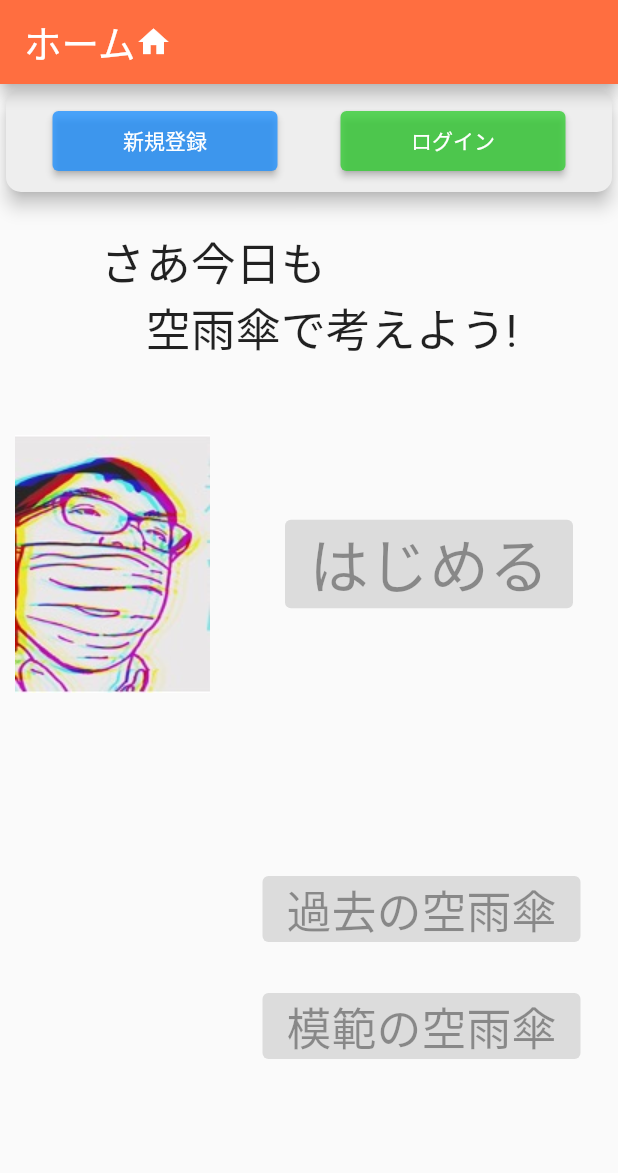
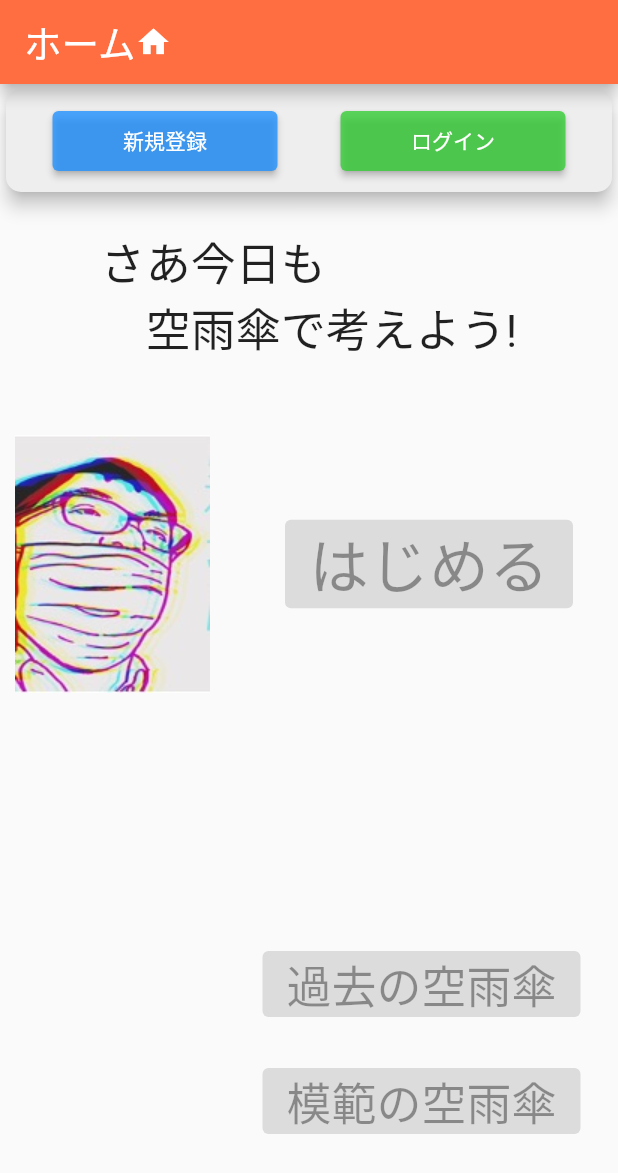
Before and after one commit to kkhassou/toyidea_smartphone_app, a Flutter app: the screen it shows after launch, on a phone screen of 412 x 824 dp. Shown: the top 1173 px of the screen. Run offline on Flutter 3.47's test engine with Material 2 defaults, Android fonts, the light colour scheme and no system bars; our stand-ins replace firebase_auth, firebase_core; missing offline and left inert: dart:ffi; accounts and stored records are empty.

Commit message:
少し修正

```diff
--- a/lib/presentation/home/home_page.dart
+++ b/lib/presentation/home/home_page.dart
@@ -15,7 +15,6 @@ class HomePage extends StatefulWidget {
 }
 
 class _HomePageState extends State<HomePage> {
-  bool loginFlag = false;
   double? underbutton_from_top;
   double? uppertitle_from_top;
   @override
@@ -25,16 +24,16 @@ class _HomePageState extends State<HomePage> {
     double screenWidth = MediaQuery.of(context).size.width;
     double rightEdgePosition = screenWidth - rightPadding;
     User? user;
-    if (loginFlag) {
-      underbutton_from_top = 170.0;
-    } else {
-      underbutton_from_top = 120.0;
-    }
     return StreamBuilder<User?>(
         stream: _auth.authStateChanges(),
         builder: (BuildContext context, AsyncSnapshot<User?> snapshot) {
           if (snapshot.connectionState == ConnectionState.active) {
             user = snapshot.data;
+            if (user != null) {
+              underbutton_from_top = 120.0;
+            } else {
+              underbutton_from_top = 170.0;
+            }
           }
           return Scaffold(
             appBar: AppBar(
@@ -89,12 +88,12 @@ class _HomePageState extends State<HomePage> {
                         padding: const EdgeInsets.fromLTRB(50, 50, 0, 0),
                         child: ElevatedButton(
                           style: ElevatedButton.styleFrom(
-                              backgroundColor: Colors.deepOrangeAccent),
+                              backgroundColor: Colors.orange),
                           child: Text(
                             "はじめる",
                             style: TextStyle(fontSize: 40),
                           ),
-                          onPressed: loginFlag ? () {} : null,
+                          onPressed: user != null ? () {} : null,
                         )),
                   ]),
                   Padding(
@@ -102,23 +101,23 @@ class _HomePageState extends State<HomePage> {
                           EdgeInsets.fromLTRB(150, underbutton_from_top!, 0, 0),
                       child: ElevatedButton(
                         style: ElevatedButton.styleFrom(
-                            backgroundColor: Colors.deepPurpleAccent),
+                            backgroundColor: Colors.orange),
                         child: Text(
                           "過去の空雨傘",
                           style: TextStyle(fontSize: 30),
                         ),
-                        onPressed: loginFlag ? () {} : null,
+                        onPressed: user != null ? () {} : null,
                       )),
                   Padding(
                       padding: const EdgeInsets.fromLTRB(150, 30, 0, 0),
                       child: ElevatedButton(
                         style: ElevatedButton.styleFrom(
-                            backgroundColor: Colors.deepPurpleAccent),
+                            backgroundColor: Colors.orange),
                         child: Text(
                           "模範の空雨傘",
                           style: TextStyle(fontSize: 30),
                         ),
-                        onPressed: loginFlag ? () {} : null,
+                        onPressed: user != null ? () {} : null,
                       )),
                 ],
               ),
```
